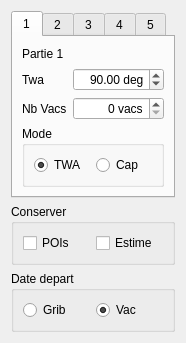
Before: the Qt Designer form src/Ui/twaline.ui in nohal/qtVlm, drawn with Qt 5.
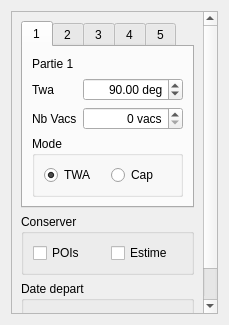
After: the same form once the commit is applied.

The edit to the form file:
```diff
--- a/src/Ui/twaline.ui
+++ b/src/Ui/twaline.ui
@@ -6,8 +6,8 @@
    <rect>
     <x>0</x>
     <y>0</y>
-    <width>180</width>
-    <height>298</height>
+    <width>229</width>
+    <height>325</height>
    </rect>
   </property>
   <property name="windowTitle">
@@ -15,6 +15,21 @@
   </property>
   <layout class="QVBoxLayout" name="verticalLayout_2">
    <item>
+    <widget class="QScrollArea" name="scrollArea">
+     <property name="widgetResizable">
+      <bool>true</bool>
+     </property>
+     <widget class="QWidget" name="scrollAreaWidgetContents">
+      <property name="geometry">
+       <rect>
+        <x>0</x>
+        <y>0</y>
+        <width>209</width>
+        <height>305</height>
+       </rect>
+      </property>
+      <layout class="QVBoxLayout" name="verticalLayout_7">
+       <item>
     <widget class="QTabWidget" name="tabWidget">
      <property name="currentIndex">
       <number>0</number>
@@ -591,6 +606,10 @@
    </item>
   </layout>
  </widget>
+    </widget>
+   </item>
+  </layout>
+ </widget>
  <tabstops>
   <tabstop>doubleSpinBox</tabstop>
   <tabstop>spinBox</tabstop>
```
Left out of the diff: 1 changed line with no effect on the pictures. Lines whose indentation alone changed are shown as unchanged.
